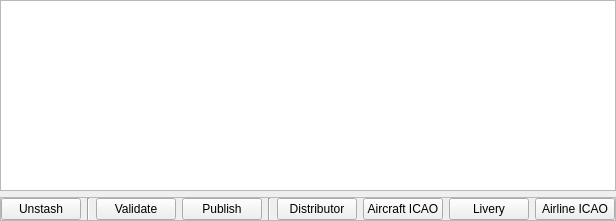
This is src/blackgui/components/dbstashcomponent.ui in swift-project/pilotclient as Qt 5 draws it before an edit. The edited form follows.
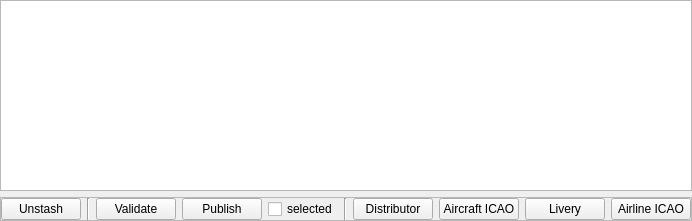
This is the edited form. Custom widgets are drawn as their Qt base class.

```diff
--- a/src/blackgui/components/dbstashcomponent.ui
+++ b/src/blackgui/components/dbstashcomponent.ui
@@ -97,6 +97,16 @@
         </property>
        </widget>
       </item>
+      <item>
+       <widget class="QCheckBox" name="cb_SelectedOnly">
+        <property name="toolTip">
+         <string>selected models only</string>
+        </property>
+        <property name="text">
+         <string>selected</string>
+        </property>
+       </widget>
+      </item>
       <item>
        <widget class="Line" name="line_Sep2">
         <property name="orientation">
```
